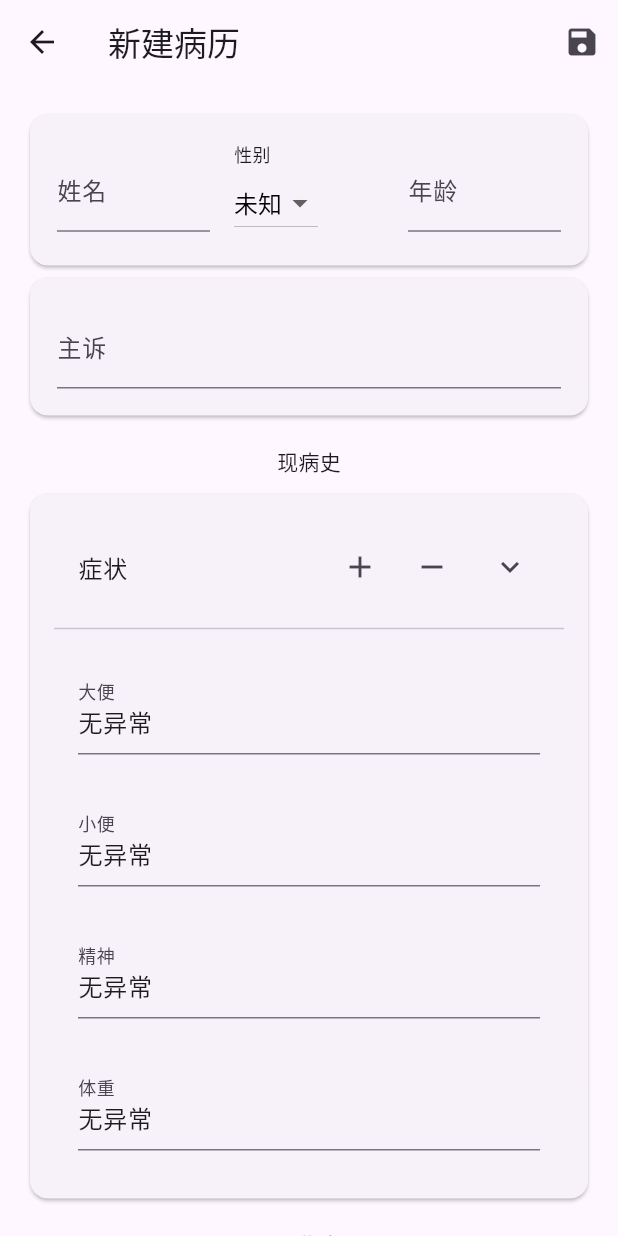
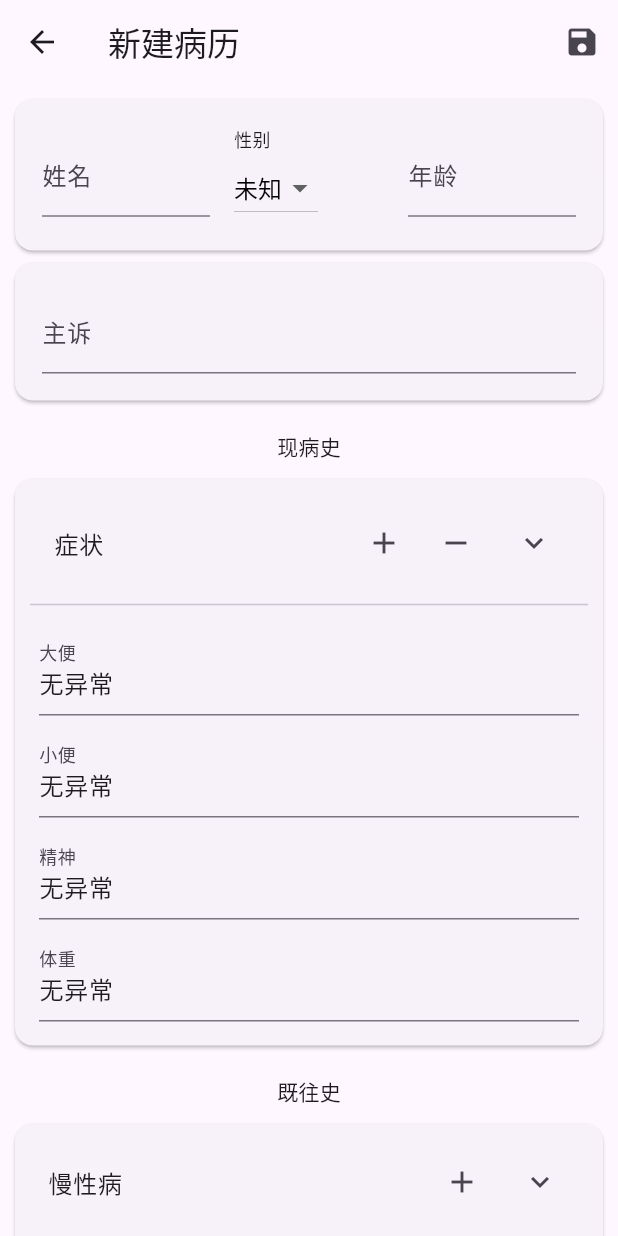
Before and after one commit to viket-vista/Medical-Manager, a Flutter app: the screen it shows after launch, after a tap on the "add" icon, on a phone screen of 412 x 824 dp. Run offline on Flutter 3.47's test engine with Material 3 defaults, Android fonts, the phone set to English and light mode, and no system bars.

Commit message:
调整布局

```diff
--- a/lib/pages/editpage.dart
+++ b/lib/pages/editpage.dart
@@ -208,7 +208,7 @@ class _EditPageState extends State<EditPage> {
         SizedBox(height: 8),
         Card(
           child: Padding(
-            padding: const EdgeInsets.all(16),
+            padding: const EdgeInsets.all(10),
             child: Column(
               mainAxisAlignment: MainAxisAlignment.start,
               children: [
@@ -240,7 +240,7 @@ class _EditPageState extends State<EditPage> {
                 Divider(),
                 SizedBox(height: 4),
                 Padding(
-                  padding: EdgeInsets.all(16),
+                  padding: EdgeInsets.all(6),
                   child: buildExpandTextEdit(dabian, '大便', (value) {
                     MedicalRecord = JsonChange(
                       ["现病史", '一般情况', '大便'],
@@ -250,7 +250,7 @@ class _EditPageState extends State<EditPage> {
                   }),
                 ),
                 Padding(
-                  padding: EdgeInsets.all(16),
+                  padding: EdgeInsets.all(6),
                   child: buildExpandTextEdit(xiaobian, '小便', (value) {
                     MedicalRecord = JsonChange(
                       ["现病史", '一般情况', '小便'],
@@ -260,7 +260,7 @@ class _EditPageState extends State<EditPage> {
                   }),
                 ),
                 Padding(
-                  padding: EdgeInsets.all(16),
+                  padding: EdgeInsets.all(6),
                   child: buildExpandTextEdit(shuimian, '精神', (value) {
                     MedicalRecord = JsonChange(
                       ["现病史", '一般情况', '精神'],
@@ -270,7 +270,7 @@ class _EditPageState extends State<EditPage> {
                   }),
                 ),
                 Padding(
-                  padding: EdgeInsets.all(16),
+                  padding: EdgeInsets.all(6),
                   child: buildExpandTextEdit(tizhong, '体重', (value) {
                     MedicalRecord = JsonChange(
                       ["现病史", '一般情况', '体重'],
@@ -339,7 +339,7 @@ class _EditPageState extends State<EditPage> {
           children: [
             for (int j = 0; j <= 7; j++)
               Padding(
-                padding: EdgeInsets.all(20),
+                padding: EdgeInsets.all(16),
                 child: TextField(
                   controller: zz[j],
                   decoration: InputDecoration(labelText: menu[j]),
@@ -404,7 +404,7 @@ class _EditPageState extends State<EditPage> {
           children: [
             for (int j = 0; j <= 7; j++)
               Padding(
-                padding: EdgeInsets.all(20),
+                padding: EdgeInsets.all(16),
                 child: TextField(
                   controller: zz[j],
                   decoration: InputDecoration(labelText: menu[j]),
@@ -487,7 +487,7 @@ class _EditPageState extends State<EditPage> {
                 children: [
                   for (int k = 0; k < entry.value[j].length; k++)
                     Padding(
-                      padding: EdgeInsets.all(20),
+                      padding: EdgeInsets.all(6),
                       child: TextField(
                         controller: any[k],
                         decoration: InputDecoration(
@@ -571,7 +571,7 @@ class _EditPageState extends State<EditPage> {
         var text = TextEditingController();
         temp1.add(
           Padding(
-            padding: EdgeInsets.all(10),
+            padding: EdgeInsets.all(6),
             child: TextField(
               controller: text,
               decoration: InputDecoration(labelText: entry.key),
@@ -596,7 +596,7 @@ class _EditPageState extends State<EditPage> {
           SizedBox(height: 8),
           Card(
             child: Padding(
-              padding: const EdgeInsets.all(16),
+              padding: const EdgeInsets.all(6),
               child: Column(
                 mainAxisAlignment: MainAxisAlignment.start,
                 children: [...temp1, Divider()],
@@ -658,6 +658,7 @@ class _EditPageState extends State<EditPage> {
         text['成瘾物'] = [TextEditingController(text: gerenshi1['成瘾物']['种类'])];
       }
     }
+    gerenshi.add(Text('个人史'));
     gerenshi.add(
       Card(
         child: Padding(
@@ -690,7 +691,7 @@ class _EditPageState extends State<EditPage> {
                     children: [
                       Expanded(
                         child: Padding(
-                          padding: const EdgeInsets.all(16),
+                          padding: const EdgeInsets.all(6),
                           child: TextField(
                             controller: text['吸烟'][0],
                             decoration: InputDecoration(labelText: '吸烟时长'),
@@ -734,7 +735,7 @@ class _EditPageState extends State<EditPage> {
                       if (text['吸烟'][2])
                         Expanded(
                           child: Padding(
-                            padding: const EdgeInsets.all(16),
+                            padding: const EdgeInsets.all(6),
                             child: TextField(
                               controller: text['吸烟'][3],
                               decoration: InputDecoration(labelText: '戒除时间'),
@@ -770,8 +771,7 @@ class _EditPageState extends State<EditPage> {
               ),
               if (_switch[1])
                 Container(
-                  margin: EdgeInsets.only(top: 20),
-                  padding: EdgeInsets.all(16),
+                  padding: EdgeInsets.all(6),
                   child: Row(
                     children: [
                       Expanded(
@@ -816,7 +816,7 @@ class _EditPageState extends State<EditPage> {
                   if (_switch[2])
                     Expanded(
                       child: Padding(
-                        padding: const EdgeInsets.all(16),
+                        padding: const EdgeInsets.all(6),
                         child: TextField(
                           controller: text['成瘾物'][0],
                           decoration: InputDecoration(labelText: '种类'),
@@ -845,7 +845,7 @@ class _EditPageState extends State<EditPage> {
                 ],
               ),
               Padding(
-                padding: const EdgeInsets.only(top: 16, bottom: 16),
+                padding: const EdgeInsets.only(top: 6, bottom: 6),
                 child: TextField(
                   controller: TextEditingController(
                     text: MedicalRecord['个人史']['生活史'],
@@ -861,7 +861,7 @@ class _EditPageState extends State<EditPage> {
                 ),
               ),
               Padding(
-                padding: const EdgeInsets.only(top: 16, bottom: 16),
+                padding: const EdgeInsets.only(top: 6, bottom: 6),
                 child: TextField(
                   controller: TextEditingController(
                     text: MedicalRecord['个人史']['职业'],
@@ -877,7 +877,7 @@ class _EditPageState extends State<EditPage> {
                 ),
               ),
               Padding(
-                padding: const EdgeInsets.only(top: 16, bottom: 16),
+                padding: const EdgeInsets.only(top: 6, bottom: 6),
                 child: TextField(
                   controller: TextEditingController(
                     text: MedicalRecord['个人史']['其他'],
@@ -940,19 +940,19 @@ class _EditPageState extends State<EditPage> {
         return DropdownMenuItem<String>(value: value, child: Text(value));
       }).toList(),
     );
+    hunyushi.add(Text('婚育史'));
     hunyushi.add(
       Card(
         child: Padding(
-          padding: const EdgeInsets.all(16),
+          padding: const EdgeInsets.all(6),
           child: Column(
             crossAxisAlignment: CrossAxisAlignment.start,
             children: [
-              Text('婚育史'),
               Row(children: [Text('结婚'), Spacer(), hy]),
               if (MedicalRecord['婚育史']['结婚']['statue'] != '未婚' &&
                   MedicalRecord['婚育史']['结婚']['statue'] != '')
                 Container(
-                  margin: EdgeInsets.only(top: 20),
+                  margin: EdgeInsets.only(top: 6),
                   child: Row(
                     children: [
                       Expanded(
@@ -1119,14 +1119,14 @@ class _EditPageState extends State<EditPage> {
   }
 
   void buildjiazushi() {
-    hunyushi.add(
+    jiwangshi.add(Text('家族史'));
+    jiazushi.add(
       Card(
         child: Padding(
           padding: const EdgeInsets.all(16),
           child: Column(
             crossAxisAlignment: CrossAxisAlignment.start,
             children: [
-              Text('家族史'),
               Padding(
                 padding: const EdgeInsets.all(16),
                 child: TextField(
@@ -1331,7 +1331,7 @@ class _EditPageState extends State<EditPage> {
         ],
       ),
       body: SingleChildScrollView(
-        padding: EdgeInsets.all(16),
+        padding: EdgeInsets.all(6),
         child: Column(
           children: [
             buildBasicInfo(),
```
